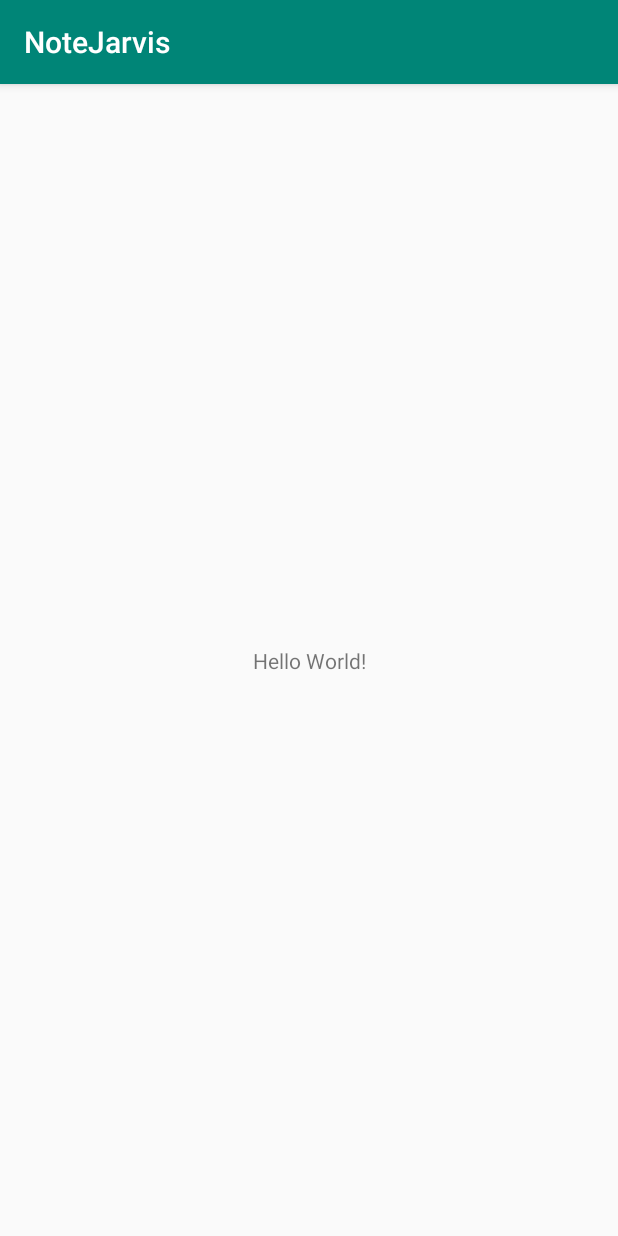
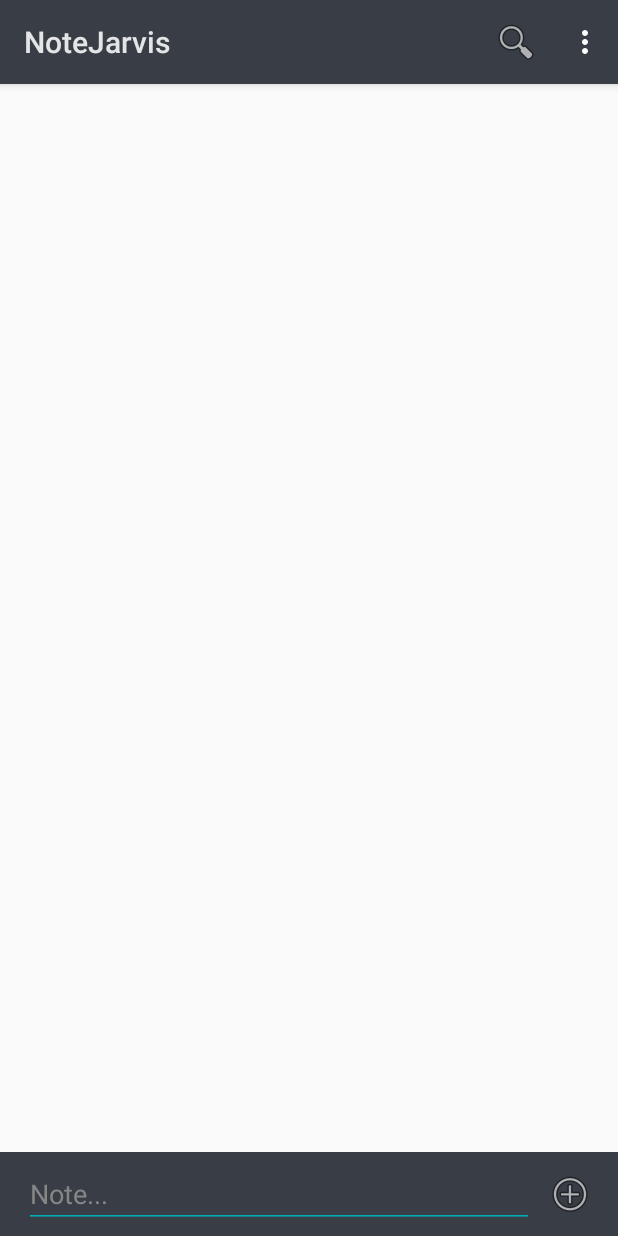
Before and after one commit to suniali/NoteJarvis, an Android app: the screen it shows after launch (MainActivity), on a phone screen of 412 x 824 dp. Run offline under Robolectric (Android 15) with nearby library versions, the phone set to English and light mode, and no system bars.

Commit message:
create design for note app

```diff
--- a/app/build.gradle
+++ b/app/build.gradle
@@ -19,10 +19,12 @@ android {
 }
 
 dependencies {
-    implementation fileTree(dir: 'libs', include: ['*.jar'])
+    implementation fileTree(include: ['*.jar'], dir: 'libs')
     implementation 'com.android.support:appcompat-v7:28.0.0'
     implementation 'com.android.support.constraint:constraint-layout:1.1.3'
     testImplementation 'junit:junit:4.12'
     androidTestImplementation 'com.android.support.test:runner:1.0.2'
     androidTestImplementation 'com.android.support.test.espresso:espresso-core:3.0.2'
+    implementation 'com.android.support:design:28.0.0'
+    implementation 'com.android.support:recyclerview-v7:28.0.0'
 }
--- a/app/src/main/java/com/example/jarvis/notejarvis/MainActivity.java
+++ b/app/src/main/java/com/example/jarvis/notejarvis/MainActivity.java
@@ -1,7 +1,11 @@
 package com.example.jarvis.notejarvis;
 
+import android.os.Build;
 import android.support.v7.app.AppCompatActivity;
 import android.os.Bundle;
+import android.view.Menu;
+import android.view.MenuInflater;
+import android.view.MenuItem;
 
 public class MainActivity extends AppCompatActivity {
 
@@ -10,4 +14,46 @@ public class MainActivity extends AppCompatActivity {
         super.onCreate(savedInstanceState);
         setContentView(R.layout.activity_main);
     }
+    @Override
+    public boolean onCreateOptionsMenu(Menu menu) {
+        MenuInflater menuInflater = getMenuInflater();
+        menuInflater.inflate(R.menu.menu_main, menu);
+
+        if (Build.VERSION.SDK_INT >= Build.VERSION_CODES.HONEYCOMB) {
+
+            /*SearchView search = (SearchView) menu.findItem(R.id.action_search).getActionView();
+
+            search.setSearchableInfo(searchManager.getSearchableInfo(getComponentName()));
+
+            search.setOnQueryTextListener(new SearchView.OnQueryTextListener() {
+                @Override
+                public boolean onQueryTextSubmit(String s) {
+                    Toast.makeText(MainActivity.this, "On Submit is true", Toast.LENGTH_LONG).show();
+                    return false;
+                }
+
+                @Override
+                public boolean onQueryTextChange(String s) {
+                    Toast.makeText(MainActivity.this, "On Changed is true", Toast.LENGTH_LONG).show();
+                    return false;
+                }
+            });*/
+        }
+        return super.onCreateOptionsMenu(menu);
+    }
+
+
+    @Override
+    public boolean onOptionsItemSelected(MenuItem item) {
+        int id = item.getItemId();
+        if (id == R.id.action_Exit) {
+            System.exit(1);
+        }
+        return true;
+    }
+
+    @Override
+    public void onBackPressed() {
+        super.onBackPressed();
+    }
 }
--- a/app/src/main/res/layout/activity_main.xml
+++ b/app/src/main/res/layout/activity_main.xml
@@ -1,18 +1,44 @@
 <?xml version="1.0" encoding="utf-8"?>
-<android.support.constraint.ConstraintLayout xmlns:android="http://schemas.android.com/apk/res/android"
-    xmlns:app="http://schemas.android.com/apk/res-auto"
-    xmlns:tools="http://schemas.android.com/tools"
+<RelativeLayout xmlns:android="http://schemas.android.com/apk/res/android"
     android:layout_width="match_parent"
-    android:layout_height="match_parent"
-    tools:context=".MainActivity">
+    android:layout_height="match_parent">
 
-    <TextView
-        android:layout_width="wrap_content"
-        android:layout_height="wrap_content"
-        android:text="Hello World!"
-        app:layout_constraintBottom_toBottomOf="parent"
-        app:layout_constraintLeft_toLeftOf="parent"
-        app:layout_constraintRight_toRightOf="parent"
-        app:layout_constraintTop_toTopOf="parent" />
+    <android.support.v7.widget.RecyclerView
+        android:id="@+id/recycler_note"
+        android:layout_width="match_parent"
+        android:layout_height="match_parent"
+        android:layout_above="@+id/relativeFoot"
+        android:layout_marginStart="16dp"
+        android:layout_marginTop="8dp"
+        android:layout_marginEnd="16dp" />
 
-</android.support.constraint.ConstraintLayout>
+    <RelativeLayout
+        android:id="@+id/relativeFoot"
+        android:layout_width="match_parent"
+        android:layout_height="56dp"
+        android:layout_alignParentBottom="true"
+        android:background="@color/colorPrimary">
+
+        <ImageView
+            android:id="@+id/img_add"
+            android:layout_width="wrap_content"
+            android:layout_height="wrap_content"
+            android:layout_alignParentRight="true"
+            android:layout_centerInParent="true"
+            android:layout_marginRight="16dp"
+            android:src="@android:drawable/ic_menu_add" />
+
+        <EditText
+            android:id="@+id/txt_note"
+            android:layout_width="match_parent"
+            android:layout_height="wrap_content"
+            android:layout_alignParentLeft="true"
+            android:layout_centerInParent="true"
+            android:layout_marginLeft="16dp"
+            android:layout_marginRight="8dp"
+            android:layout_toLeftOf="@+id/img_add"
+            android:hint="Note..."
+            android:inputType="textPersonName"
+            android:textColor="@color/colorActionBarText" />
+    </RelativeLayout>
+</RelativeLayout>
--- /dev/null
+++ b/app/src/main/res/menu/menu_main.xml
@@ -0,0 +1,11 @@
+<?xml version="1.0" encoding="utf-8"?>
+<menu xmlns:android="http://schemas.android.com/apk/res/android"
+    xmlns:app="http://schemas.android.com/apk/res-auto">
+    <item android:id="@+id/action_search" android:title="Search"
+        android:icon="@android:drawable/ic_menu_search"
+        app:showAsAction="collapseActionView|ifRoom"
+        app:actionViewClass="android.support.v7.widget.SearchView"
+        />
+    <item android:id="@+id/action_Exit" android:title="Exit"
+        app:showAsAction="never"/>
+</menu>
--- a/app/src/main/res/values/colors.xml
+++ b/app/src/main/res/values/colors.xml
@@ -1,6 +1,10 @@
 <?xml version="1.0" encoding="utf-8"?>
 <resources>
-    <color name="colorPrimary">#008577</color>
-    <color name="colorPrimaryDark">#00574B</color>
-    <color name="colorAccent">#D81B60</color>
+    <color name="colorPrimary">#393e46</color>
+    <color name="colorPrimaryDark">#222831</color>
+    <color name="colorAccent">#00adb5</color>
+    <color name="colorText">#dd000000</color>
+    <color name="colorActionBarText">#ddffffff</color>
+    <color name="colorDarkHint">#dd313131</color>
+    <color name="colorLightHint">#dd919191</color>
 </resources>
--- a/app/src/main/res/values/styles.xml
+++ b/app/src/main/res/values/styles.xml
@@ -6,6 +6,9 @@
         <item name="colorPrimary">@color/colorPrimary</item>
         <item name="colorPrimaryDark">@color/colorPrimaryDark</item>
         <item name="colorAccent">@color/colorAccent</item>
+        <item name="titleTextColor">@color/colorActionBarText</item>
+        <item name="android:textColorHint">@color/colorLightHint</item>
+        <item name="colorControlNormal">@color/colorAccent</item>
     </style>
 
 </resources>
```
Also changed, not shown: app/src/main/res/layout/note_row.xml (added, +37 -0 lines), app/src/main/res/font/impact.ttf (added).
